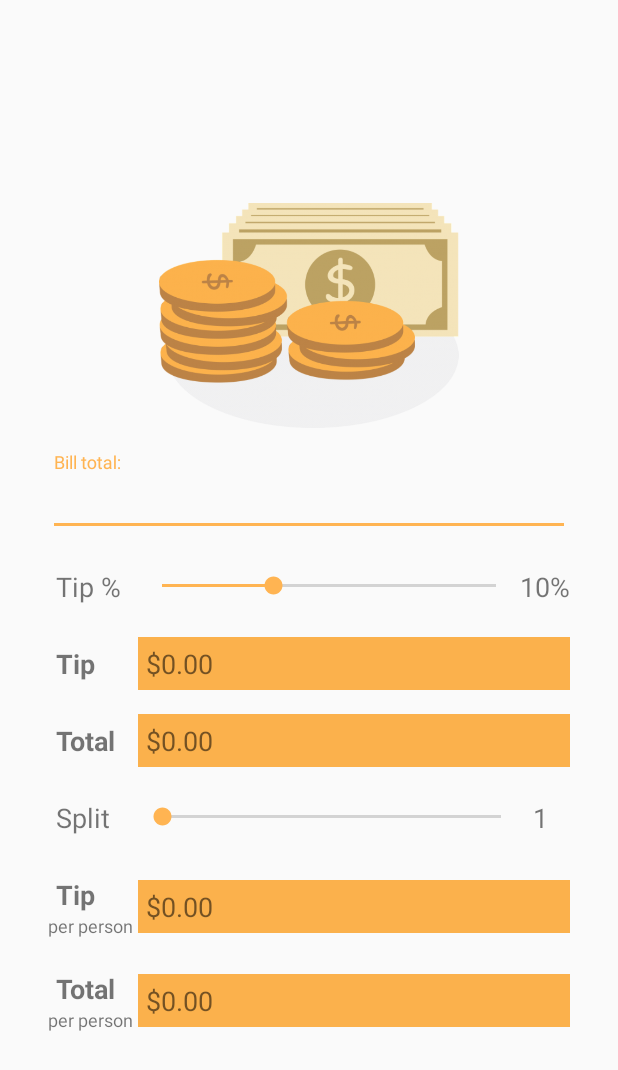
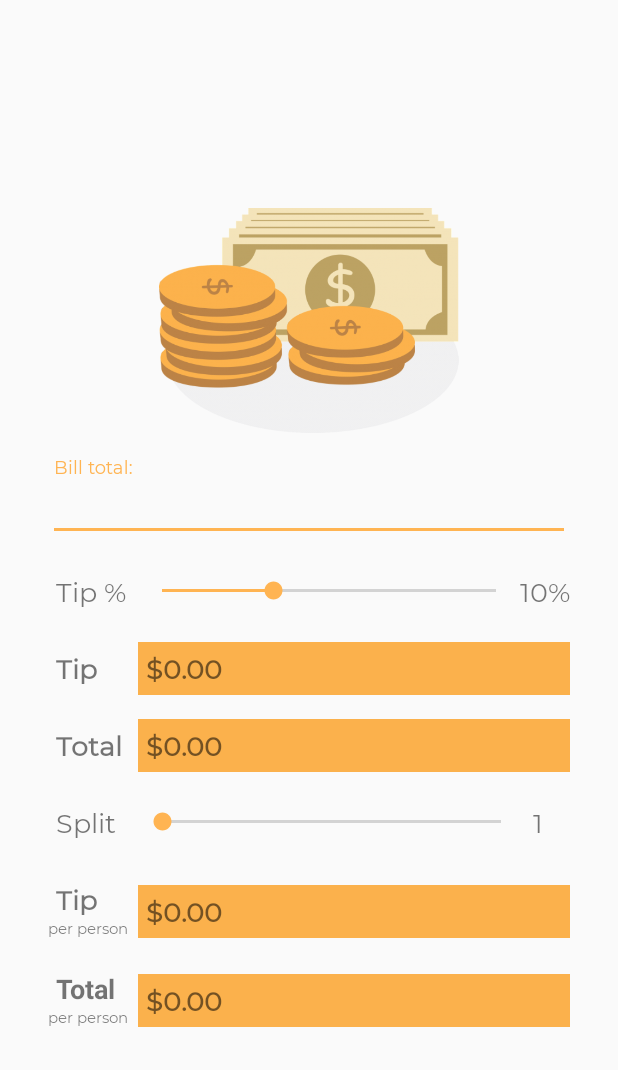
Before and after one commit to YasudaYutaka/TipCalculator, an Android app: the screen it shows after launch (MainActivity), on a phone screen of 412 x 824 dp. Shown: the top 1070 px of the screen. Run offline under Robolectric (Android 15) with nearby library versions, the phone set to English and light mode, and no system bars.

Commit message:
App Icon & font

```diff
--- a/app/src/main/java/com/yutaka/tipcalculator/MainActivity.java
+++ b/app/src/main/java/com/yutaka/tipcalculator/MainActivity.java
@@ -43,7 +43,7 @@ public class MainActivity extends AppCompatActivity {
             public void onProgressChanged(SeekBar seekBar, int i, boolean b) {
 
                // percent = i;
-                textViewTipPercent.setText(Math.round(i) + "%"); // arredonda o número // +1 por conta do seekbark começa em 0 e quero que comece em 1
+                textViewTipPercent.setText(Math.round(i) + "%"); // arredonda o número
                 calculate();
 
             }
@@ -64,7 +64,7 @@ public class MainActivity extends AppCompatActivity {
             @Override
             public void onProgressChanged(SeekBar seekBar, int i, boolean b) {
                 //people = i;
-                textViewSplitPersonQuantity.setText(Integer.toString(i+1));
+                textViewSplitPersonQuantity.setText(Integer.toString(i+1)); // +1 por conta do seekbark começa em 0 e quero que comece em 1
                 calculate(); // maybe ?
             }
 
--- a/app/src/main/res/layout/activity_main.xml
+++ b/app/src/main/res/layout/activity_main.xml
@@ -15,9 +15,11 @@
         android:layout_marginEnd="32dp"
         android:layout_marginRight="32dp"
         android:background="#FBB14C"
+        android:fontFamily="@font/montserrat_regular"
         android:padding="5dp"
         android:text="$0.00"
         android:textSize="18sp"
+        android:textStyle="bold"
         app:layout_constraintEnd_toEndOf="parent"
         app:layout_constraintStart_toEndOf="@+id/textView2"
         app:layout_constraintTop_toBottomOf="@+id/textView" />
@@ -54,6 +56,7 @@
             android:id="@+id/editTextTotal"
             android:layout_width="match_parent"
             android:layout_height="wrap_content"
+            android:fontFamily="@font/montserrat_regular"
             android:hint="Bill total:"
             android:inputType="numberDecimal" />
     </com.google.android.material.textfield.TextInputLayout>
@@ -65,6 +68,7 @@
         android:layout_marginStart="32dp"
         android:layout_marginLeft="32dp"
         android:layout_marginTop="16dp"
+        android:fontFamily="@font/montserrat_regular"
         android:padding="5dp"
         android:text="Tip %"
         android:textSize="18sp"
@@ -89,6 +93,7 @@
         android:layout_marginStart="32dp"
         android:layout_marginLeft="32dp"
         android:layout_marginTop="16dp"
+        android:fontFamily="@font/montserrat_regular"
         android:padding="5dp"
         android:text="Tip"
         android:textSize="18sp"
@@ -103,6 +108,7 @@
         android:layout_marginStart="32dp"
         android:layout_marginLeft="32dp"
         android:layout_marginTop="16dp"
+        android:fontFamily="@font/montserrat_regular"
         android:padding="5dp"
         android:text="Total"
         android:textSize="18sp"
@@ -117,6 +123,7 @@
         android:layout_marginStart="32dp"
         android:layout_marginLeft="32dp"
         android:layout_marginTop="16dp"
+        android:fontFamily="@font/montserrat_regular"
         android:padding="5dp"
         android:text="Split"
         android:textSize="18sp"
@@ -130,6 +137,7 @@
         android:layout_marginStart="32dp"
         android:layout_marginLeft="32dp"
         android:layout_marginTop="16dp"
+        android:fontFamily="@font/montserrat_regular"
         android:paddingLeft="5dp"
         android:paddingTop="5dp"
         android:paddingRight="5dp"
@@ -176,9 +184,11 @@
         android:layout_marginEnd="32dp"
         android:layout_marginRight="32dp"
         android:background="#FBB14C"
+        android:fontFamily="@font/montserrat_regular"
         android:padding="5dp"
         android:text="$0.00"
         android:textSize="18sp"
+        android:textStyle="bold"
         app:layout_constraintEnd_toEndOf="parent"
         app:layout_constraintStart_toEndOf="@+id/textView5"
         app:layout_constraintTop_toBottomOf="@+id/textView4" />
@@ -191,9 +201,11 @@
         android:layout_marginEnd="32dp"
         android:layout_marginRight="32dp"
         android:background="#FBB14C"
+        android:fontFamily="@font/montserrat_regular"
         android:padding="5dp"
         android:text="$0.00"
         android:textSize="18sp"
+        android:textStyle="bold"
         app:layout_constraintEnd_toEndOf="parent"
         app:layout_constraintStart_toEndOf="@+id/textView6"
         app:layout_constraintTop_toBottomOf="@+id/textView9" />
@@ -206,9 +218,11 @@
         android:layout_marginEnd="32dp"
         android:layout_marginRight="32dp"
         android:background="#FBB14C"
+        android:fontFamily="@font/montserrat_regular"
         android:padding="5dp"
         android:text="$0.00"
         android:textSize="18sp"
+        android:textStyle="bold"
         app:layout_constraintEnd_toEndOf="parent"
         app:layout_constraintStart_toEndOf="@+id/textView3"
         app:layout_constraintTop_toBottomOf="@+id/textView2" />
@@ -219,8 +233,9 @@
         android:layout_height="wrap_content"
         android:layout_marginStart="32dp"
         android:layout_marginLeft="32dp"
+        android:fontFamily="@font/montserrat_regular"
         android:text="per person"
-        android:textSize="12sp"
+        android:textSize="10sp"
         app:layout_constraintStart_toStartOf="parent"
         app:layout_constraintTop_toBottomOf="@+id/textView5" />
 
@@ -230,8 +245,9 @@
         android:layout_height="wrap_content"
         android:layout_marginStart="32dp"
         android:layout_marginLeft="32dp"
+        android:fontFamily="@font/montserrat_regular"
         android:text="per person"
-        android:textSize="12sp"
+        android:textSize="10sp"
         app:layout_constraintStart_toStartOf="parent"
         app:layout_constraintTop_toBottomOf="@+id/textView6" />
 
@@ -242,6 +258,7 @@
         android:layout_marginTop="16dp"
         android:layout_marginEnd="32dp"
         android:layout_marginRight="32dp"
+        android:fontFamily="@font/montserrat_regular"
         android:paddingTop="5dp"
         android:paddingBottom="5dp"
         android:text="10%"
@@ -256,6 +273,7 @@
         android:layout_marginTop="16dp"
         android:layout_marginEnd="32dp"
         android:layout_marginRight="32dp"
+        android:fontFamily="@font/montserrat_regular"
         android:padding="5dp"
         android:text="1"
         android:textSize="18sp"
--- a/app/src/main/res/mipmap-anydpi-v26/ic_launcher.xml
+++ b/app/src/main/res/mipmap-anydpi-v26/ic_launcher.xml
@@ -1,5 +1,5 @@
 <?xml version="1.0" encoding="utf-8"?>
 <adaptive-icon xmlns:android="http://schemas.android.com/apk/res/android">
-    <background android:drawable="@drawable/ic_launcher_background" />
-    <foreground android:drawable="@drawable/ic_launcher_foreground" />
+    <background android:drawable="@color/ic_launcher_background"/>
+    <foreground android:drawable="@drawable/ic_launcher_foreground"/>
 </adaptive-icon>
--- a/app/src/main/res/mipmap-anydpi-v26/ic_launcher_round.xml
+++ b/app/src/main/res/mipmap-anydpi-v26/ic_launcher_round.xml
@@ -1,5 +1,5 @@
 <?xml version="1.0" encoding="utf-8"?>
 <adaptive-icon xmlns:android="http://schemas.android.com/apk/res/android">
-    <background android:drawable="@drawable/ic_launcher_background" />
-    <foreground android:drawable="@drawable/ic_launcher_foreground" />
+    <background android:drawable="@color/ic_launcher_background"/>
+    <foreground android:drawable="@drawable/ic_launcher_foreground"/>
 </adaptive-icon>
--- a/app/src/main/res/values/colors.xml
+++ b/app/src/main/res/values/colors.xml
@@ -1,6 +1,6 @@
 <?xml version="1.0" encoding="utf-8"?>
 <resources>
-    <color name="colorPrimary">#6200EE</color>
+    <color name="colorPrimary">#E88C2B</color>
     <color name="colorPrimaryDark">#E88C2B</color>
     <color name="colorAccent">#FFB452</color>
 </resources>
--- /dev/null
+++ b/app/src/main/res/values/ic_launcher_background.xml
@@ -0,0 +1,4 @@
+<?xml version="1.0" encoding="utf-8"?>
+<resources>
+    <color name="ic_launcher_background">#FBB14C</color>
+</resources>
```
Also changed, not shown: app/src/main/res/drawable/ic_launcher_foreground.xml (added, +17 -0 lines), app/src/main/ic_launcher-playstore.png (added), app/src/main/res/font/montserrat_light.ttf (added), app/src/main/res/font/montserrat_regular.ttf (added), app/src/main/res/mipmap-hdpi/ic_launcher.png, app/src/main/res/mipmap-hdpi/ic_launcher_round.png, app/src/main/res/mipmap-mdpi/ic_launcher.png, app/src/main/res/mipmap-mdpi/ic_launcher_round.png, app/src/main/res/mipmap-xhdpi/ic_launcher.png, app/src/main/res/mipmap-xhdpi/ic_launcher_round.png, app/src/main/res/mipmap-xxhdpi/ic_launcher.png, app/src/main/res/mipmap-xxhdpi/ic_launcher_round.png, app/src/main/res/mipmap-xxxhdpi/ic_launcher.png, app/src/main/res/mipmap-xxxhdpi/ic_launcher_round.png.
